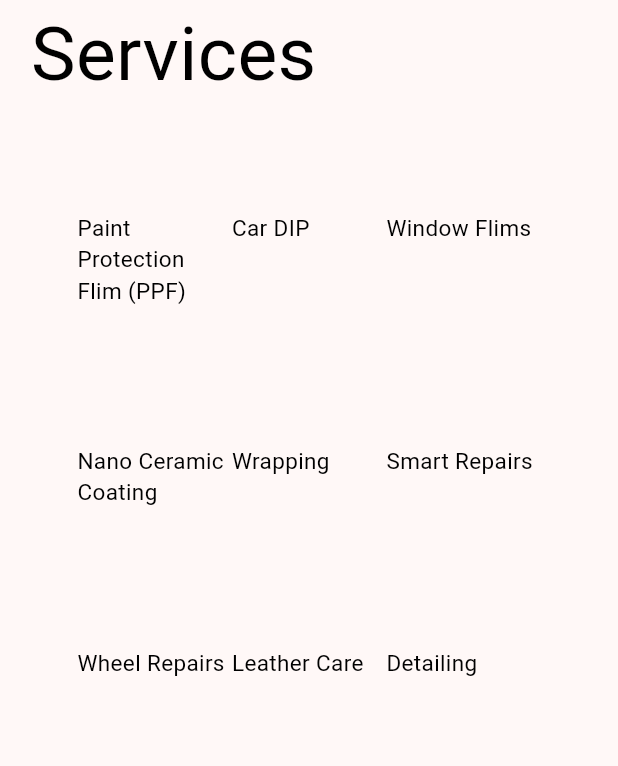
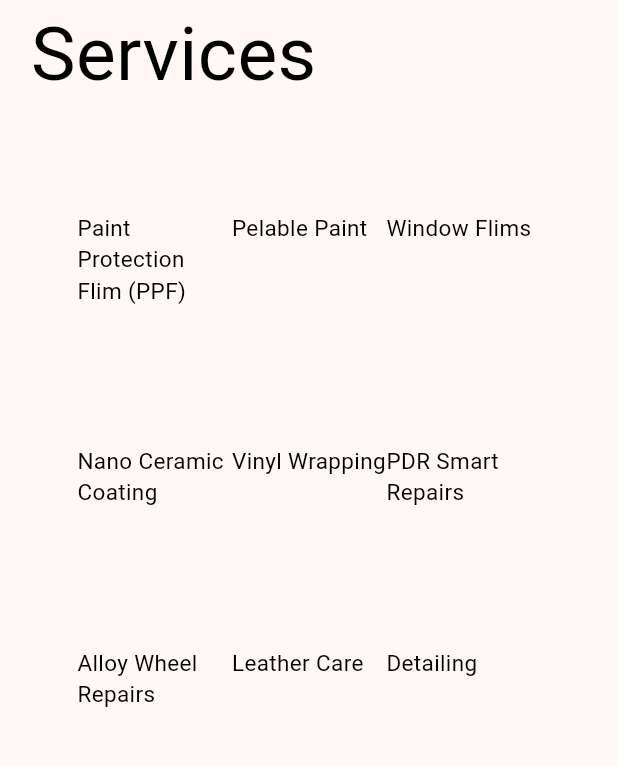
Before and after one commit to ededin/autoworks, a Flutter app: the SetvicesPage screen opened directly, on a phone screen of 412 x 824 dp, the part 84-850 px from its top. Run offline on Flutter 3.47's test engine with Material 3 defaults, Android fonts, the phone set to English and light mode, and no system bars; our stand-ins replace fluttericon, google_fonts, intl_phone_number_input; Roboto replaces fonts that are missing (Questrial).

Commit message:
Content changes

```diff
--- a/lib/ui/home/view/about_us.dart
+++ b/lib/ui/home/view/about_us.dart
@@ -27,7 +27,7 @@ class _AboutUsPageState extends State<AboutUsPage> {
           children: [
             // const SizedBox(height: 100),
             const Text(
-              "About us",
+              "About Us",
               style: TextStyle(
                 fontSize: 50,
                 color: Colors.black,
@@ -45,7 +45,7 @@ class _AboutUsPageState extends State<AboutUsPage> {
                   width: 0.5.sw,
                   height: 0.5.sh,
                   child: const Text(
-                    "\n\nAutoworks car care center was started in 2022 in Doha-Qatar, out of a passion for high quality car care and detailing. We are certified from the top-class auto detailing Manufacturers around the world. We are using some of the most professional and top- class products in the market that we personally tested and used professionally to ensure the best high-quality, long-lasting results along with our well-trained staff to give the best service for your automobile. Our center is well prepared with the best environment for the clients cars along with the 24hr CCTV for safety and security. Our main goal is to achieve the best detailing and protection results for the cars and to make the clients feel satisfied.",
+                    "\n\nAuto Works Car Care Center was started in 2022 in Doha-Qatar, out of a passion for high quality car care and detailing. We are certified from the top-class auto detailing manufacturers around the world. We are using some of the most professional and top- class products in the market that we personally tested and used professionally to ensure the best high-quality, long-lasting results along with our well-trained staff to give the best service for your automobile. Our center is well prepared with the best environment for the clients cars along with the 24hr CCTV for safety and security. Our main goal is to achieve the best detailing and protection results for the cars and to make clients feel satisfied.",
                     textAlign: TextAlign.left,
                     style: TextStyle(
                       fontSize: 20,
--- a/lib/ui/home/view/contents.dart
+++ b/lib/ui/home/view/contents.dart
@@ -20,14 +20,14 @@ List<String> text1 = [
 
 List<String> services = [
   'Paint Protection Flim (PPF)',
-  'Car DIP',
-  'Window Flims',
+  'Pelable Paint',
+  'Window Flims', //
   'Nano Ceramic Coating',
-  'Wrapping',
-  'Smart Repairs',
-  'Wheel Repairs',
+  'Vinyl Wrapping',
+  'PDR Smart Repairs', //
+  'Alloy Wheel Repairs',
   'Leather Care',
-  'Detailing',
+  'Detailing', //
 ];
 
 class ContentsPage extends StatefulWidget {
@@ -160,8 +160,9 @@ class _ContentsPageState extends State<ContentsPage> {
                                     for (var i = 0; i < 3; i++)
                                       Container(
                                         height: 0.45.sh,
-                                        width:
-                                            constants.isLaptop ? 0.20.sw : 0.8.sw,
+                                        width: constants.isLaptop
+                                            ? 0.20.sw
+                                            : 0.8.sw,
                                         decoration: BoxDecoration(
                                             borderRadius:
                                                 BorderRadius.circular(17.0),
@@ -183,7 +184,8 @@ class _ContentsPageState extends State<ContentsPage> {
                                                 style: const TextStyle(
                                                     fontSize: 20,
                                                     color: Colors.black,
-                                                    fontWeight: FontWeight.bold),
+                                                    fontWeight:
+                                                        FontWeight.bold),
                                               ),
                                               const SizedBox(
                                                 height: 12,
@@ -795,7 +797,8 @@ class _ContentsPageState extends State<ContentsPage> {
                                           fit: BoxFit.cover,
                                           // scale: 1,
                                         ),
-                                        borderRadius: BorderRadius.circular(10.0),
+                                        borderRadius:
+                                            BorderRadius.circular(10.0),
                                       ),
                                     ),
                                   ),
@@ -821,7 +824,7 @@ class _ContentsPageState extends State<ContentsPage> {
                               color: Colors.black.withOpacity(0.7),
                               child: const Center(
                                 child: Text(
-                                  "Coming Soon...!",
+                                  "Coming Soon",
                                   style: TextStyle(
                                     fontSize: 50,
                                     color: Colors.white,
--- a/lib/ui/home/view/our_team.dart
+++ b/lib/ui/home/view/our_team.dart
@@ -43,7 +43,7 @@ class _OurTeamPageState extends State<OurTeamPage> {
                 SizedBox(
                   width: 0.5.sw,
                   child: const Text(
-                    "\n\nOur team is the foundation of our quality, we take good care of them, and they take good care of your cars, we have handpicked specialists, installing technicians, detailers, tinters, Polishers, Designers, helpers, washing men, and videographers.",
+                    "\n\nOur team is the foundation of our quality, we have handpicked specialists, installing technicians, detailers, tinters, Polishers, Designers and Helpers to ensure the best quality is given for our cars.",
                     textAlign: TextAlign.left,
                     style: TextStyle(
                       fontSize: 20,
--- a/lib/ui/home/view/shop.dart
+++ b/lib/ui/home/view/shop.dart
@@ -24,7 +24,7 @@ class _ShopPageState extends State<ShopPage> {
             ),
       body: const Center(
         child: Text(
-          "Coming Soon....!",
+          "Coming Soon",
           style: TextStyle(
             fontSize: 50,
             color: Colors.black,
```
Also changed, not shown: lib/ui/home/view/home_page.dart (+8 -12 lines).
